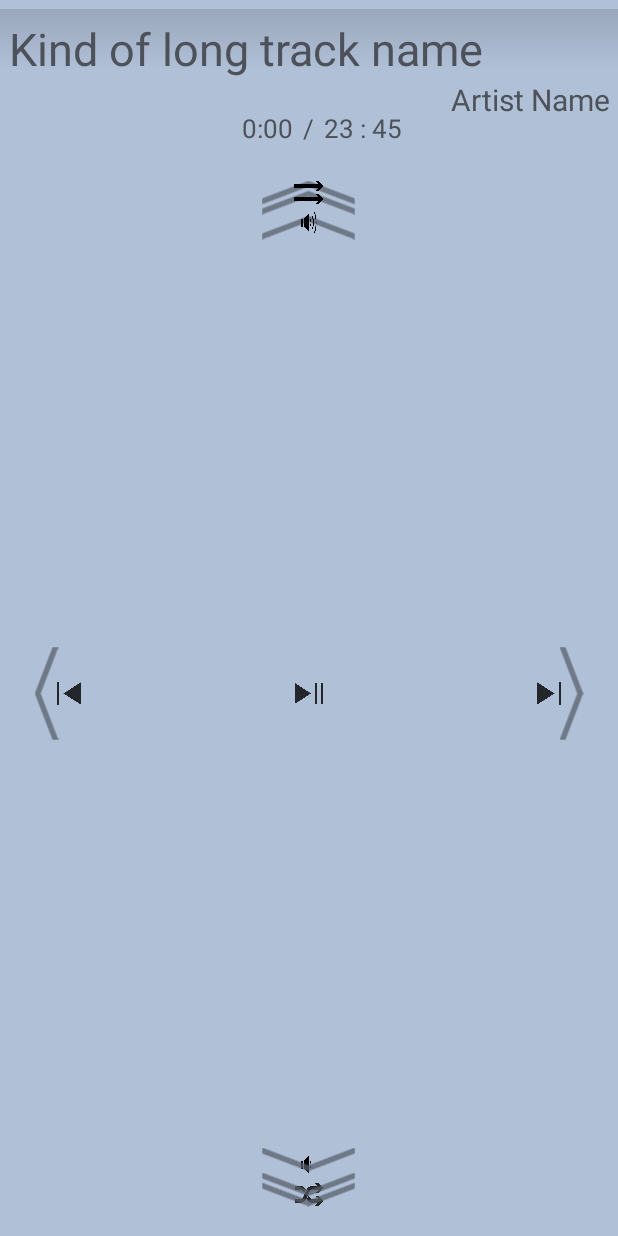
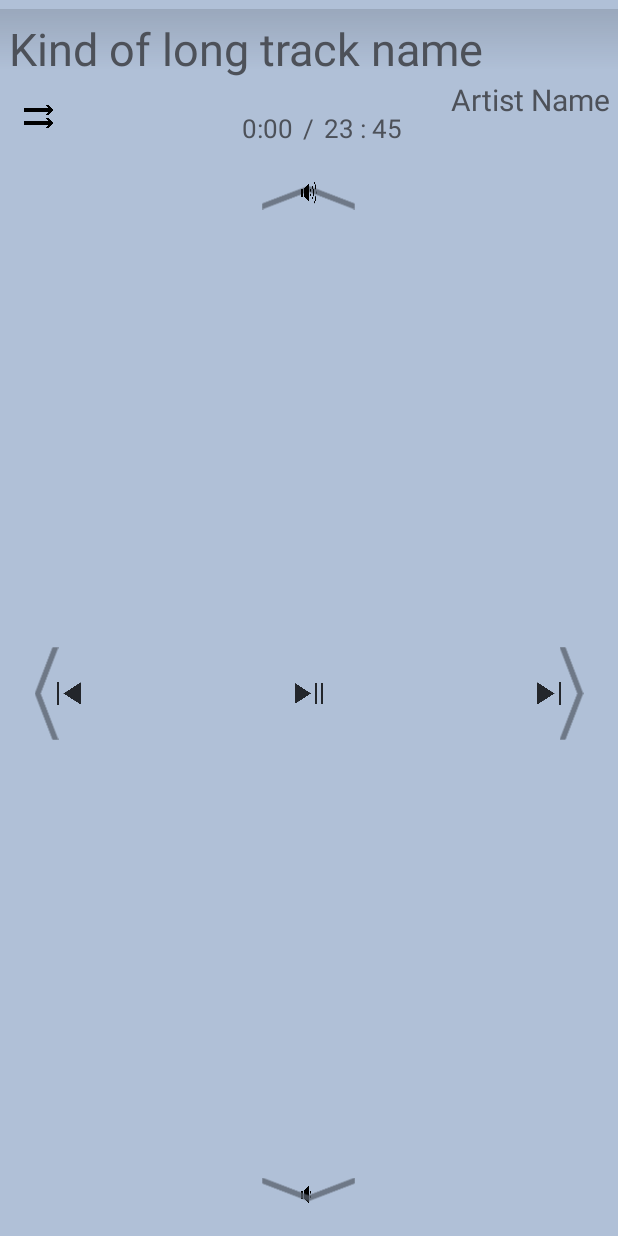
Before and after one commit to beautifultown/Poche, an Android app: the MainActivity screen opened directly, with no data from a screen before it, on a phone screen of 412 x 824 dp. Run offline under Robolectric (Android 15) with nearby library versions, the phone set to English and light mode, and no system bars; libraries missing offline, so code that uses them is left out: junit.framework; plain views replace PercentRelativeLayout; 7 statements that could not run were skipped.

Commit message:
Removed double taps. Redid MainActivity layout (WIP)

```diff
--- a/app/src/main/res/layout/activity_main.xml
+++ b/app/src/main/res/layout/activity_main.xml
@@ -72,6 +72,13 @@
             android:layout_marginTop="-10dp"
             android:layout_height="wrap_content">
 
+            <ImageView
+                android:id="@+id/main_Mode"
+                android:layout_width="@dimen/font_size_medium"
+                android:layout_height="@dimen/font_size_mini"
+                android:layout_alignParentLeft="true"
+                android:src="@drawable/linear"/>
+
             <TextView
                 android:id="@+id/main_TextPosition"
                 android:layout_width="wrap_content"
@@ -117,30 +124,12 @@
                 android:layout_centerHorizontal="true"
                 android:rotation="-90"
                 android:tag="bracket"
-                android:src="@drawable/bracket_double"/>
-
-            <ImageView
-                android:layout_width="@dimen/font_size_large"
-                android:layout_height="wrap_content"
-                android:layout_margin="20dp"
-                android:layout_alignParentTop="true"
-                android:layout_centerHorizontal="true"
-                android:rotation="-90"
-                android:tag="bracket"
                 android:src="@drawable/bracket"/>
 
             <ImageView
                 android:layout_width="@dimen/font_size_medium"
                 android:layout_height="@dimen/font_size_mini"
                 android:layout_margin="20dp"
-                android:layout_alignParentTop="true"
-                android:layout_centerHorizontal="true"
-                android:src="@drawable/linear"/>
-
-            <ImageView
-                android:layout_width="@dimen/font_size_medium"
-                android:layout_height="@dimen/font_size_mini"
-                android:layout_margin="40dp"
                 android:layout_alignParentTop="true"
                 android:layout_centerHorizontal="true"
                 android:src="@drawable/volume_up"/>
@@ -189,28 +178,10 @@
             <ImageView
                 android:layout_width="@dimen/font_size_medium"
                 android:layout_height="@dimen/font_size_mini"
-                android:layout_margin="40dp"
+                android:layout_margin="20dp"
                 android:layout_alignParentBottom="true"
                 android:layout_centerHorizontal="true"
                 android:src="@drawable/volume_down"/>
-
-            <ImageView
-                android:layout_width="@dimen/font_size_medium"
-                android:layout_height="@dimen/font_size_mini"
-                android:layout_margin="20dp"
-                android:layout_alignParentBottom="true"
-                android:layout_centerHorizontal="true"
-                android:src="@drawable/shuffle"/>
-
-            <ImageView
-                android:layout_width="@dimen/font_size_large"
-                android:layout_height="wrap_content"
-                android:layout_margin="20dp"
-                android:layout_alignParentBottom="true"
-                android:layout_centerHorizontal="true"
-                android:rotation="90"
-                android:tag="bracket"
-                android:src="@drawable/bracket"/>
 
             <ImageView
                 android:layout_width="@dimen/font_size_large"
@@ -219,7 +190,7 @@
                 android:layout_centerHorizontal="true"
                 android:rotation="90"
                 android:tag="bracket"
-                android:src="@drawable/bracket_double"/>
+                android:src="@drawable/bracket"/>
 
         </RelativeLayout>
 
```
Also changed, not shown: app/src/main/java/kaist/cs550_2016/poche/BSUI.java (+1 -58 lines), app/src/main/java/kaist/cs550_2016/poche/MainActivity.java (+6 -6 lines).
